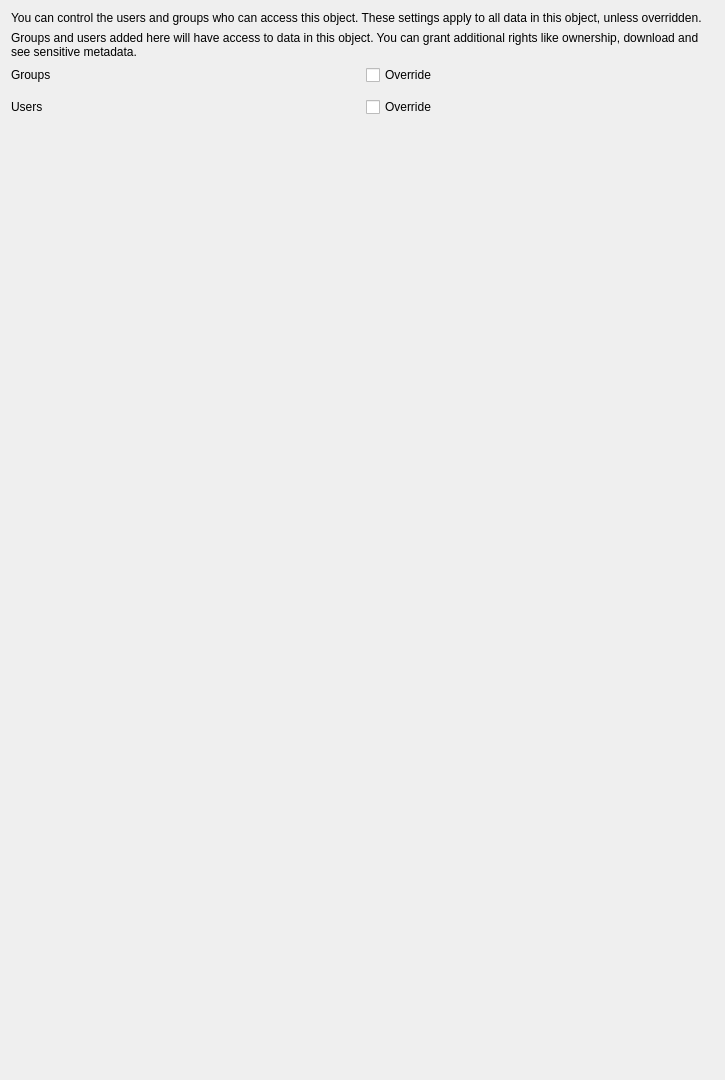
Before: the Qt Designer form ime/ui/ui_overridable_access_control_tab.ui in UoA-eResearch/mytardis_ime, drawn with Qt 5.
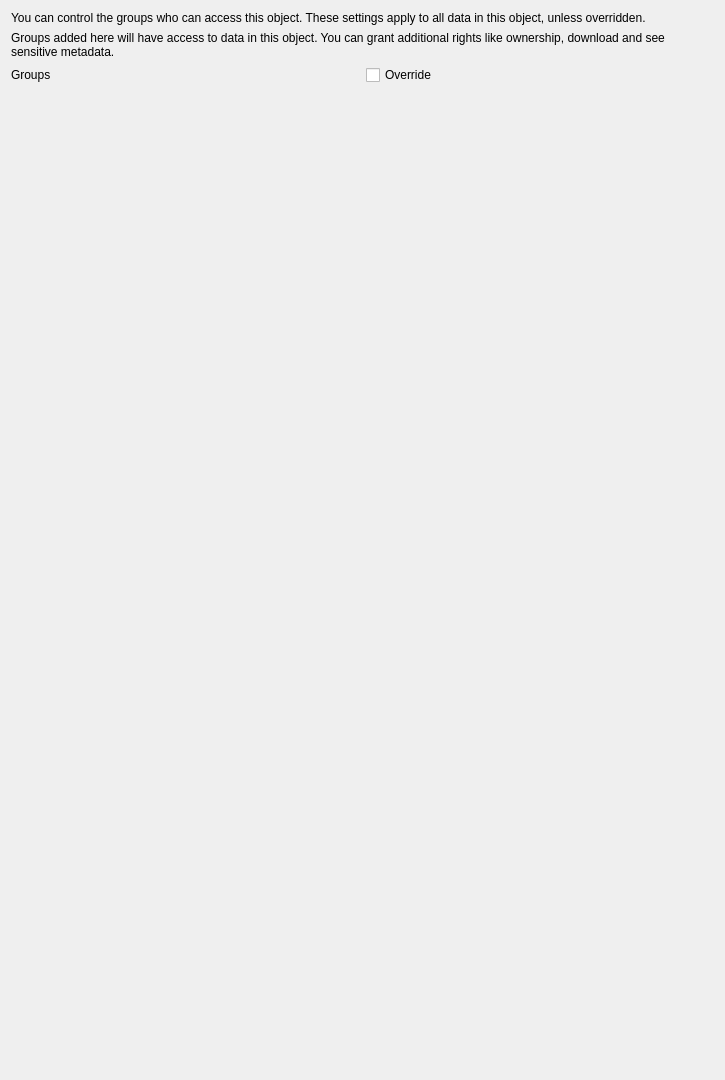
After: the same form once the commit is applied. Custom widgets are drawn as their Qt base class.

Commit message: remove user access control from the interface

```diff
--- a/ime/ui/ui_overridable_access_control_tab.ui
+++ b/ime/ui/ui_overridable_access_control_tab.ui
@@ -29,7 +29,7 @@
    <item>
     <widget class="QLabel" name="label_3">
      <property name="text">
-      <string>You can control the users and groups who can access this object. These settings apply to all data in this object, unless overridden.</string>
+      <string>You can control the groups who can access this object. These settings apply to all data in this object, unless overridden.</string>
      </property>
      <property name="wordWrap">
       <bool>true</bool>
@@ -39,7 +39,7 @@
    <item>
     <widget class="QLabel" name="label_4">
      <property name="text">
-      <string>Groups and users added here will have access to data in this object. You can grant additional rights like ownership, download and see sensitive metadata.</string>
+      <string>Groups added here will have access to data in this object. You can grant additional rights like ownership, download and see sensitive metadata.</string>
      </property>
      <property name="wordWrap">
       <bool>true</bool>
@@ -48,10 +48,10 @@
    </item>
    <item>
     <layout class="QGridLayout" name="gridLayout">
-     <item row="2" column="1">
-      <widget class="QCheckBox" name="usersOverride">
+     <item row="0" column="0">
+      <widget class="QLabel" name="label">
        <property name="text">
-        <string>Override</string>
+        <string>Groups</string>
        </property>
       </widget>
      </item>
@@ -68,20 +68,6 @@
      <item row="1" column="1">
       <widget class="AccessControlList" name="groups" native="true"/>
      </item>
-     <item row="2" column="0">
-      <widget class="QLabel" name="label_2">
-       <property name="text">
-        <string>Users</string>
-       </property>
-      </widget>
-     </item>
-     <item row="0" column="0">
-      <widget class="QLabel" name="label">
-       <property name="text">
-        <string>Groups</string>
-       </property>
-      </widget>
-     </item>
     </layout>
    </item>
    <item>
```
Left out of the diff: 3 changed lines with no effect on the pictures. The commit also changes 15 other files.
